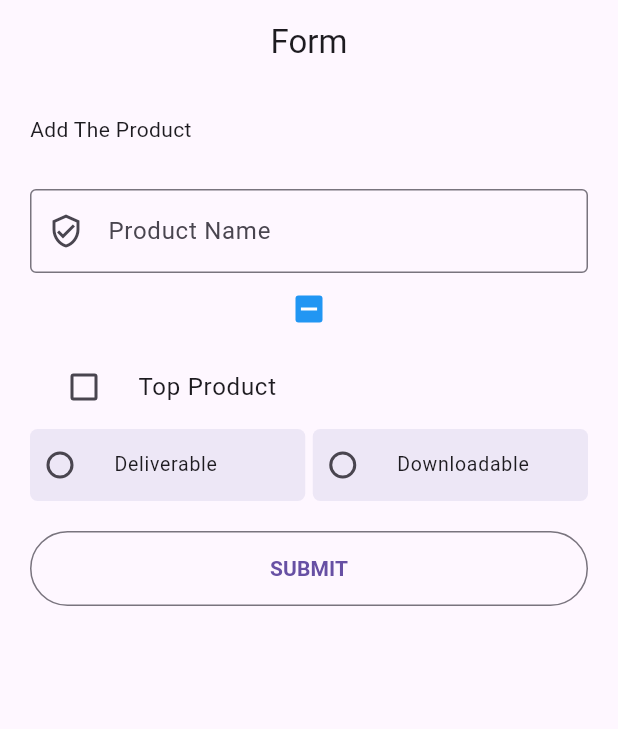
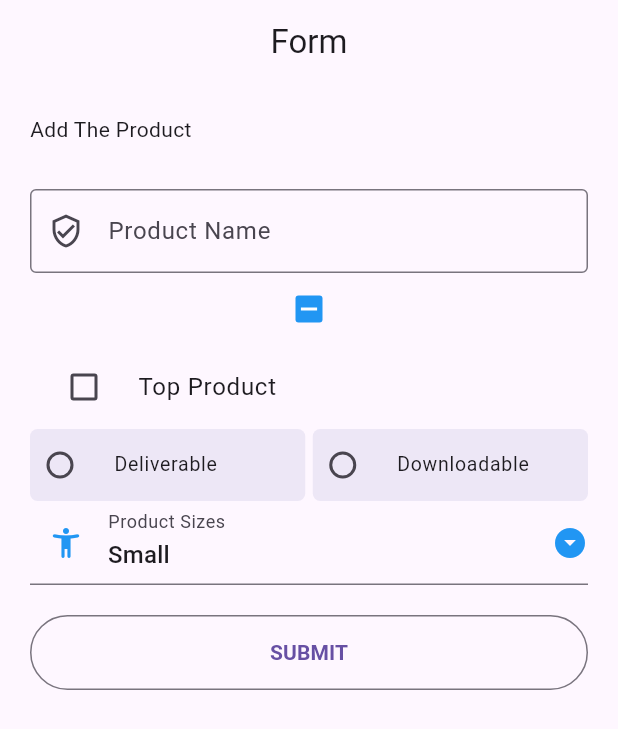
Before and after one commit to yudamuliawan07/fluter, a Flutter app: the screen it shows after launch, on a phone screen of 412 x 824 dp. Shown: the top 729 px of the screen. Run offline on Flutter 3.47's test engine with Material 3 defaults, Android fonts, the phone set to English and light mode, and no system bars.

Commit message:
Dropdown

```diff
--- a/firstproject/lib/form.dart
+++ b/firstproject/lib/form.dart
@@ -1,8 +1,6 @@
 import 'package:firstproject/detail.dart';
 import 'package:firstproject/widget/my_radio.dart';
 import 'package:flutter/material.dart';
-
-
 
 class MyForm extends StatefulWidget {
   const MyForm({super.key});
@@ -12,12 +10,17 @@ class MyForm extends StatefulWidget {
 }
 
 class _MyFormState extends State<MyForm> {
+  _MyFormState(){
+    _selectedVal = _productSizesList[0];
+  }
   final _productController = TextEditingController();
 
-  bool? _checkBox,
-      _listilecheckbox = false;
+  bool? _checkBox, _listilecheckbox = false;
 
   ProductTypeEnum? _productTypeEnum;
+
+  final _productSizesList = ["Small", "Medium", "Large", "Xlarge"];
+  String? _selectedVal = "";
 
   @override
   void dispose() {
@@ -68,10 +71,10 @@ class _MyFormState extends State<MyForm> {
               },
               controlAffinity: ListTileControlAffinity.leading,
             ),
-
             Row(
               children: [
-                MyRadio(title: ProductTypeEnum.Deliverable.name,
+                MyRadio(
+                    title: ProductTypeEnum.Deliverable.name,
                     value: ProductTypeEnum.Deliverable,
                     selectedProductType: _productTypeEnum,
                     onChanged: (val) {
@@ -79,8 +82,11 @@ class _MyFormState extends State<MyForm> {
                         _productTypeEnum = val;
                       });
                     }),
-                SizedBox(width: 5.0,),
-                MyRadio(title: ProductTypeEnum.Downloadable.name,
+                SizedBox(
+                  width: 5.0,
+                ),
+                MyRadio(
+                    title: ProductTypeEnum.Downloadable.name,
                     value: ProductTypeEnum.Downloadable,
                     selectedProductType: _productTypeEnum,
                     onChanged: (val) {
@@ -88,10 +94,34 @@ class _MyFormState extends State<MyForm> {
                         _productTypeEnum = val;
                       });
                     }),
-
               ],
             ),
 
+
+            DropdownButtonFormField(
+              value: _selectedVal,
+              items: _productSizesList.map(
+                      (e) => DropdownMenuItem(child: Text(e), value: e,)
+
+              ).toList(),
+              onChanged: (val) {
+                setState(() {
+                  _selectedVal = val as String;
+                });
+              },
+              icon: const Icon(
+                Icons.arrow_drop_down_circle,
+                color: Colors.blue,
+              ),
+              dropdownColor: Colors.blue.shade50 ,
+              decoration: InputDecoration(
+                labelText: "Product Sizes",
+                prefixIcon: Icon(
+                  Icons.accessibility_new_rounded,
+                  color: Colors.blue,
+                ),
+              ),
+            ),
 
             SizedBox(
               height: 20.0,
```
